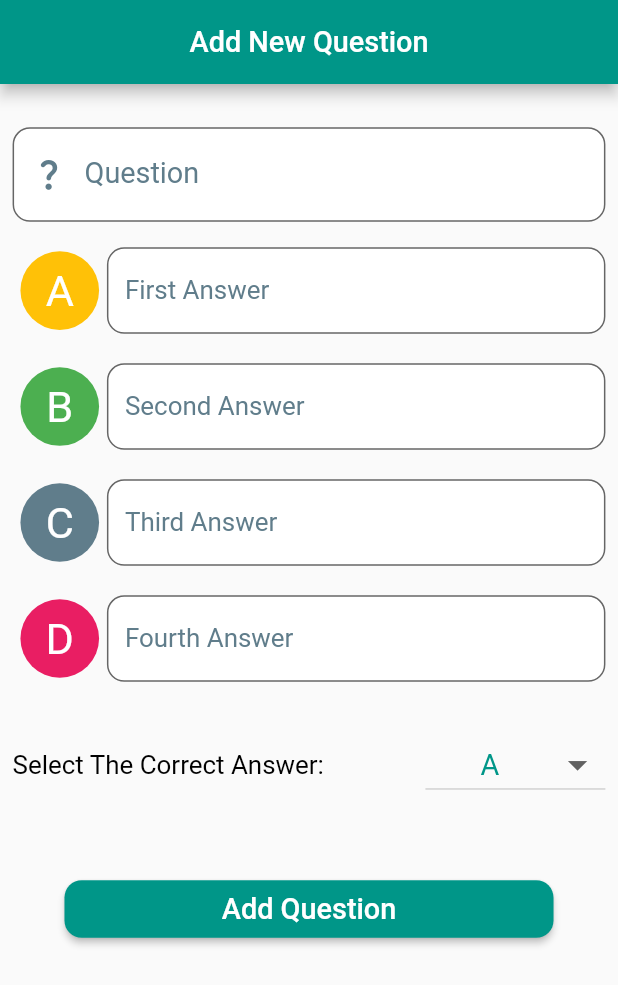
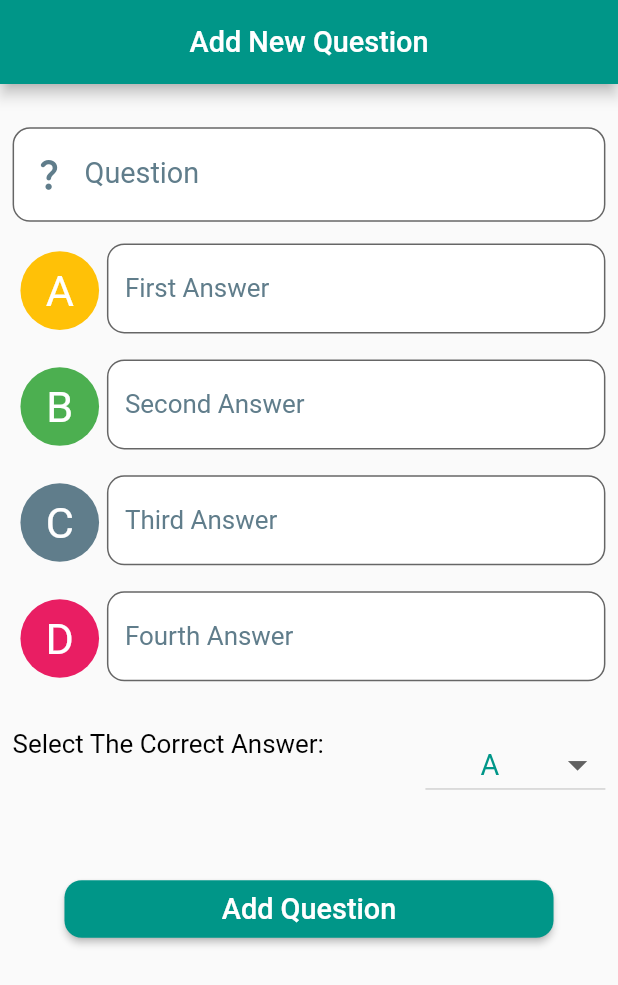
Before and after one commit to MohammedMotlaq/Quiz-App, a Flutter app: the AddNewQuestion screen opened directly, on a phone screen of 412 x 824 dp. Shown: the top 985 px of the screen. Run offline on Flutter 3.47's test engine with Material 2 defaults, Android fonts, the phone set to English and light mode, and no system bars; our stand-ins replace flutter_screenutil, sqflite; accounts and stored records are empty.

Commit message:
Fix Add new questions screen

```diff
--- a/lib/Screens/add_new_question.dart
+++ b/lib/Screens/add_new_question.dart
@@ -82,6 +82,7 @@ class _AddNewQuestionState extends State<AddNewQuestion> {
                     ),
                     SizedBox(height: 15.h,),
                     Row(
+                      crossAxisAlignment: CrossAxisAlignment.start,
                       children: [
                         SizedBox(
                           width: 60.w,
@@ -97,7 +98,7 @@ class _AddNewQuestionState extends State<AddNewQuestion> {
                         ),
                         SizedBox(
                           width: 317.w,
-                          height: 60.h,
+                          // height: 60.h,
                           child: TextFormField(
                             controller: quizProvider.answerOneController,
                             validator: (value){
@@ -134,6 +135,8 @@ class _AddNewQuestionState extends State<AddNewQuestion> {
                     ),
                     SizedBox(height: 15.h,),
                     Row(
+                      crossAxisAlignment: CrossAxisAlignment.start,
+
                       children: [
                         SizedBox(
                           width: 60.w,
@@ -149,7 +152,7 @@ class _AddNewQuestionState extends State<AddNewQuestion> {
                         ),
                         SizedBox(
                           width: 317.w,
-                          height: 60.h,
+                          // height: 60.h,
                           child: TextFormField(
                             controller: quizProvider.answerTwoController,
                             validator: (value){
@@ -186,6 +189,8 @@ class _AddNewQuestionState extends State<AddNewQuestion> {
                     ),
                     SizedBox(height: 15.h,),
                     Row(
+                      crossAxisAlignment: CrossAxisAlignment.start,
+
                       children: [
                         SizedBox(
                           width: 60.w,
@@ -201,7 +206,7 @@ class _AddNewQuestionState extends State<AddNewQuestion> {
                         ),
                         SizedBox(
                           width: 317.w,
-                          height: 60.h,
+                          // height: 60.h,
                           child: TextFormField(
                             controller: quizProvider.answerThreeController,
                             validator: (value){
@@ -238,6 +243,8 @@ class _AddNewQuestionState extends State<AddNewQuestion> {
                     ),
                     SizedBox(height: 15.h,),
                     Row(
+                      crossAxisAlignment: CrossAxisAlignment.start,
+
                       children: [
                         SizedBox(
                           width: 60.w,
@@ -253,7 +260,7 @@ class _AddNewQuestionState extends State<AddNewQuestion> {
                         ),
                         SizedBox(
                           width: 317.w,
-                          height: 60.h,
+                          // height: 60.h,
                           child: TextFormField(
                             controller: quizProvider.answerFourController,
                             validator: (value){
@@ -290,6 +297,8 @@ class _AddNewQuestionState extends State<AddNewQuestion> {
                     ),
                     SizedBox(height: 30.h,),
                     Row(
+                      crossAxisAlignment: CrossAxisAlignment.start,
+
                       children: [
                         Text(
                           'Select The Correct Answer: ',
```
